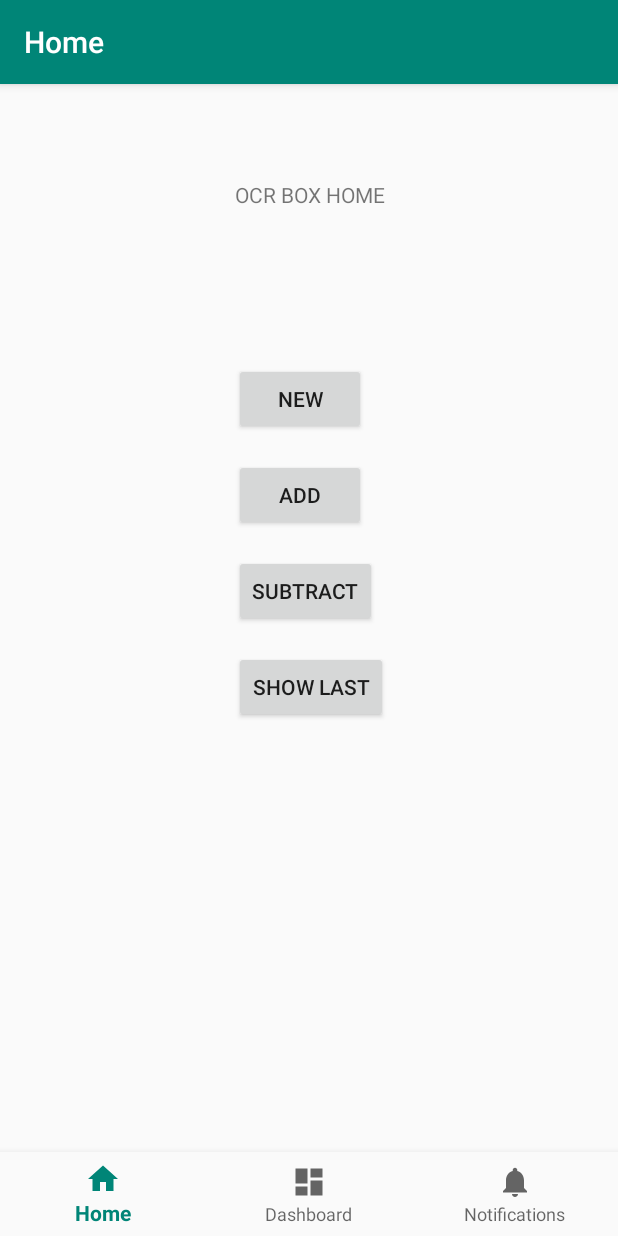
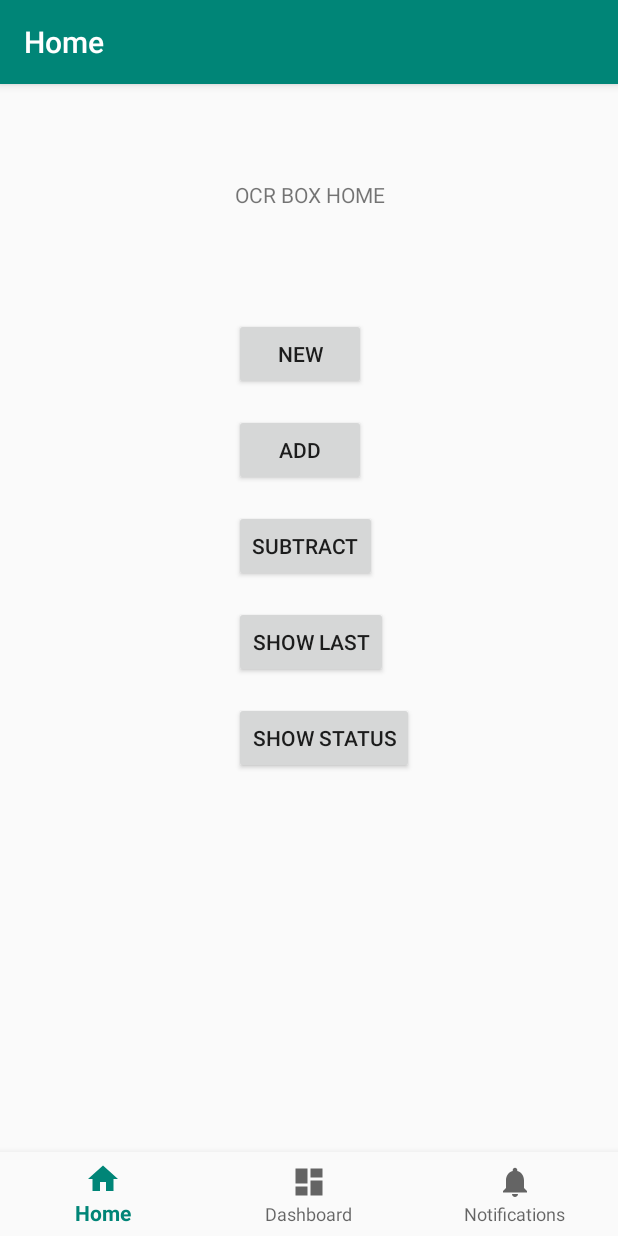
Before and after one commit to bamejia/Smartnode, an Android app: the screen it shows after launch (MainActivity), after a tap on "NEW", on a phone screen of 412 x 824 dp. Run offline under Robolectric (Android 15) with nearby library versions, the phone set to English and light mode, and no system bars; our stand-ins replace Firebase (no records; nobody signed in at launch, a user with empty details on screens opened directly), navigation-ui.

Commit message:
App will notify user when status of rasberryPi changes, and when a new command is posted.  You can see the current status of the pi when show status is pressed

```diff
--- a/app/src/main/AndroidManifest.xml
+++ b/app/src/main/AndroidManifest.xml
@@ -18,6 +18,10 @@
                 <category android:name="android.intent.category.LAUNCHER" />
             </intent-filter>
         </activity>
+
+        <activity
+            android:name=".ui.home.Pop"
+            android:theme="@style/AppTheme.ShowStatusTheme"></activity>
     </application>
 
 </manifest>
--- a/app/src/main/java/com/example/smartnode/MainActivity.java
+++ b/app/src/main/java/com/example/smartnode/MainActivity.java
@@ -1,7 +1,6 @@
 package com.example.smartnode;
 
 import android.os.Bundle;
-import android.widget.Toast;
 
 import androidx.appcompat.app.AppCompatActivity;
 import androidx.navigation.NavController;
@@ -26,7 +25,7 @@ public class MainActivity extends AppCompatActivity {
         NavController navController = Navigation.findNavController(this, R.id.nav_host_fragment);
         NavigationUI.setupActionBarWithNavController(this, navController, appBarConfiguration);
         NavigationUI.setupWithNavController(navView, navController);
-        Toast.makeText(MainActivity.this, "Firebase connection good", Toast.LENGTH_SHORT).show();
+//        Toast.makeText(MainActivity.this, "Firebase connection good", Toast.LENGTH_SHORT).show();
 
     }
 
--- a/app/src/main/java/com/example/smartnode/ui/home/HomeFragment.java
+++ b/app/src/main/java/com/example/smartnode/ui/home/HomeFragment.java
@@ -1,5 +1,6 @@
 package com.example.smartnode.ui.home;
 
+import android.content.Context;
 import android.os.Bundle;
 import android.util.Log;
 import android.view.LayoutInflater;
@@ -24,20 +25,22 @@ import com.google.firebase.database.ValueEventListener;
 
 import static androidx.constraintlayout.widget.Constraints.TAG;
 
-//import Post.class;
-
 public class HomeFragment extends Fragment implements View.OnClickListener {
 
     private HomeViewModel homeViewModel;
 
-    private DatabaseReference mDatabase;
+    private static Context context;
     private Post pLast = new Post(); //last post on firebase
-    private Post[] pList;
-    private long postUID = 100;
+    private DatabaseReference mDatabase;  //instance of Firebase data tree
+    private Post pTmp;
+    private Post[] pList;  //list of all posts by the phone app
+    private int postUID = 100;
+    private Status p1Status = new Status();
     private String str1;  //for testing
-    private ValueEventListener firebaseListener;
-
-//    private Snapshot mSnapshot;
+    private Status p1Tmp;
+    //    private int count1 = 0;  //for testing
+    private ValueEventListener firebaseListener;  //listens for any changes made in Firebase
+    private ValueEventListener statusListener;  //Listens for current status of RaspberryPi
 
     public View onCreateView(@NonNull LayoutInflater inflater,
                              ViewGroup container, Bundle savedInstanceState) {
@@ -52,14 +55,39 @@ public class HomeFragment extends Fragment implements View.OnClickListener {
             }
         });
 
+        HomeFragment.context = getActivity().getApplicationContext();
+
         firebaseListener = new ValueEventListener() {
             @Override
             public void onDataChange(DataSnapshot dataSnapshot) {
                 // Get Post object and use the values to update the UI
                 for (DataSnapshot singleSnapshot : dataSnapshot.getChildren()) {
-                    pLast = singleSnapshot.getValue(Post.class);
+                    pTmp = singleSnapshot.getValue(Post.class);
+                }
+                if (pLast.equals(pTmp) == false) {
+                    pLast = pTmp;
                     postUID = pLast.uid + 1;
+                    Toast.makeText(context, "Last command has been updated!", Toast.LENGTH_SHORT)
+                            .show();
                 }
+            }
+
+            @Override
+            public void onCancelled(DatabaseError databaseError) {
+                // Getting Post failed, log a message
+                Log.w(TAG, "loadPost:onCancelled", databaseError.toException());
+                // ...
+                Toast.makeText(context, "Last Command Stopped!", Toast.LENGTH_SHORT)
+                        .show();
+            }
+        };
+
+        statusListener = new ValueEventListener() {
+            @Override
+            public void onDataChange(DataSnapshot dataSnapshot) {
+                p1Status = dataSnapshot.getValue(Status.class);
+                Toast.makeText(context, "Status has been updated!", Toast.LENGTH_SHORT)
+                        .show();
             }
 
             @Override
@@ -70,19 +98,25 @@ public class HomeFragment extends Fragment implements View.OnClickListener {
             }
         };
 
+//        Log.i(TAG, "HELLO USER");
+//        System.out.println(pLast.);
+
         mDatabase = FirebaseDatabase.getInstance().getReference();
         mDatabase.child("user-posts").addValueEventListener(firebaseListener);
+        mDatabase.child("status/Pi1").addValueEventListener(statusListener);
 //        mDatabase.child("posts").addValueEventListener(firebaseListener);
 
         Button newBtn = root.findViewById(R.id.newButton);
         Button addBtn = root.findViewById(R.id.addButton);
         Button subBtn = root.findViewById(R.id.subtractButton);
         Button showLastBtn = root.findViewById(R.id.showLastButton);
+        Button showStatusBtn = root.findViewById(R.id.showStatusButton);
 
         newBtn.setOnClickListener(this);
         addBtn.setOnClickListener(this);
         subBtn.setOnClickListener(this);
         showLastBtn.setOnClickListener(this);
+        showStatusBtn.setOnClickListener(this);
 
         return root;
     }
@@ -92,27 +126,35 @@ public class HomeFragment extends Fragment implements View.OnClickListener {
         switch (v.getId()) {
             case R.id.newButton:
                 pLast.writeNewPost(mDatabase, postUID, "bamejia", "Command", "New");
-                postUID++;
+//                postUID = pLast.uid + 1;
+//                postUID++;
 
-                Toast.makeText(getActivity().getApplicationContext(), "Message Sent!", Toast.LENGTH_SHORT)
+                Toast.makeText(context, "Message Sent!", Toast.LENGTH_SHORT)
                         .show();
                 break;
             case R.id.addButton:
                 pLast.writeNewPost(mDatabase, postUID, "bamejia", "Command", "Add");
-                postUID++;
+//                postUID = pLast.uid + 1;
+//                postUID++;
 
-                Toast.makeText(getActivity().getApplicationContext(), "Message Sent!", Toast.LENGTH_SHORT)
+                Toast.makeText(context, "Message Sent!", Toast.LENGTH_SHORT)
                         .show();
                 break;
             case R.id.subtractButton:
                 pLast.writeNewPost(mDatabase, postUID, "bamejia", "Command", "Subtract");
-                postUID++;
+//                postUID = pLast.uid + 1;
+//                postUID++;
 
-                Toast.makeText(getActivity().getApplicationContext(), "Message Sent!", Toast.LENGTH_SHORT)
+                Toast.makeText(context, "Message Sent!", Toast.LENGTH_SHORT)
                         .show();
                 break;
             case R.id.showLastButton:
-                Toast.makeText(getActivity().getApplicationContext(), pLast.uid + ": " + pLast.body, Toast.LENGTH_LONG)
+                Toast.makeText(context, pLast.uid + ": " + pLast.body, Toast.LENGTH_LONG)
+                        .show();
+                break;
+            case R.id.showStatusButton:
+//                startActivity(new Intent(getActivity().getApplicationContext(), Pop.class));
+                Toast.makeText(context, p1Status.toString(), Toast.LENGTH_LONG)
                         .show();
                 break;
             default:
--- a/app/src/main/java/com/example/smartnode/ui/home/Post.java
+++ b/app/src/main/java/com/example/smartnode/ui/home/Post.java
@@ -14,14 +14,14 @@ public class Post {
     public String body;
     //    protected boolean isOn = false;
     public String title;
-    public long uid;
+    public int uid;
 //    public Map<String, Boolean> stars = new HashMap<>();
 
     public Post() {
         // Default constructor required for calls to DataSnapshot.getValue(Post.class)
     }
 
-    public Post(long uid, String author, String title, String body) {
+    public Post(int uid, String author, String title, String body) {
         this.uid = uid;
         this.author = author;
         this.title = title;
@@ -41,7 +41,8 @@ public class Post {
         return result;
     }
 
-    public void writeNewPost(DatabaseReference mDatabase, long userId, String username, String title, String body) {
+    @Exclude
+    public void writeNewPost(DatabaseReference mDatabase, int userId, String username, String title, String body) {
         // Create new post at /user-posts/$userid/$postid and at
         // /posts/$postid simultaneously
 //        String key = mDatabase.child("posts").push().getKey();
@@ -54,6 +55,27 @@ public class Post {
 //        childUpdates.put("/user-posts/" + userId + "/" + key, postValues);
 
         mDatabase.updateChildren(childUpdates);
+    }
+
+    @Exclude
+    @Override
+    public boolean equals(Object o) {
+        Post p1 = (Post) o;
+//        System.out.println("IT IS: " + body.equals(p1.body));
+//        Log.i(TAG, "IT IS USER: " + this.body.equals(p1.body));
+        if (this.author == null) {
+            return p1 == null;
+        }
+        return this.hashCode() == p1.hashCode()
+                && this.author.equals(p1.author)
+                && this.title.equals(p1.title)
+                && this.body.equals(p1.body);
+    }
+
+    @Exclude
+    @Override
+    public int hashCode() {
+        return this.uid;
     }
 //    protected void changeLastPost(DatabaseReference mDatabase, int userId, String username, String title, String body) {
 //        // Create new post at /user-posts/$userid/$postid and at
--- /dev/null
+++ b/app/src/main/java/com/example/smartnode/ui/home/Status.java
@@ -0,0 +1,30 @@
+package com.example.smartnode.ui.home;
+
+import java.util.Map;
+
+public class Status {
+
+    public String camera;
+    public Map<String, String> dataCaptured;
+    public String light;
+    public String press;
+
+    //initialize
+    public Status() {
+
+    }
+
+    public Status(String camera, Map<String, String> dataCaptured, String light, String press) {
+        this.camera = camera;
+        this.dataCaptured = dataCaptured;
+        this.light = light;
+        this.press = press;
+    }
+
+    //methods
+    @Override
+    public String toString() {
+        return "camera: " + camera + "\ndataCaptured: " + dataCaptured + "\nlight: " + light + "\npress: " + press;
+    }
+
+}
--- a/app/src/main/res/layout/fragment_home.xml
+++ b/app/src/main/res/layout/fragment_home.xml
@@ -2,6 +2,7 @@
 <androidx.constraintlayout.widget.ConstraintLayout xmlns:android="http://schemas.android.com/apk/res/android"
     xmlns:app="http://schemas.android.com/apk/res-auto"
     xmlns:tools="http://schemas.android.com/tools"
+    android:id="@+id/showStatus"
     android:layout_width="match_parent"
     android:layout_height="match_parent">
 
@@ -14,6 +15,17 @@
         android:text="Show Last"
         app:layout_constraintStart_toStartOf="@id/subtractButton"
         app:layout_constraintTop_toBottomOf="@id/subtractButton"
+        tools:layout_constraintWidth_percent="0" />
+
+    <Button
+        android:id="@+id/showStatusButton"
+        android:layout_width="wrap_content"
+        android:layout_height="wrap_content"
+        android:layout_marginTop="16dp"
+        android:gravity="center|center_vertical"
+        android:text="Show STatus"
+        app:layout_constraintStart_toStartOf="@id/showLastButton"
+        app:layout_constraintTop_toBottomOf="@id/showLastButton"
         tools:layout_constraintWidth_percent="0" />
 
     <TextView
@@ -34,7 +46,7 @@
         android:layout_height="wrap_content"
         android:layout_marginStart="156dp"
         android:layout_marginLeft="156dp"
-        android:layout_marginTop="130dp"
+        android:layout_marginTop="100dp"
         android:text="New"
         app:layout_constraintStart_toStartOf="parent"
         app:layout_constraintTop_toTopOf="parent" />
--- a/app/src/main/res/values/styles.xml
+++ b/app/src/main/res/values/styles.xml
@@ -8,4 +8,9 @@
         <item name="colorAccent">@color/colorAccent</item>
     </style>
 
+    <style name="AppTheme.ShowStatusTheme">
+        <item name="android:windowIsTranslucent">true</item>
+        <item name="android:windowCloseOnTouchOutside">true</item>
+    </style>
+
 </resources>
```
Also changed, not shown: app/src/main/java/com/example/smartnode/ui/home/Pop.java (added, +24 -0 lines), app/src/main/res/layout/show_status.xml (added, +14 -0 lines).
